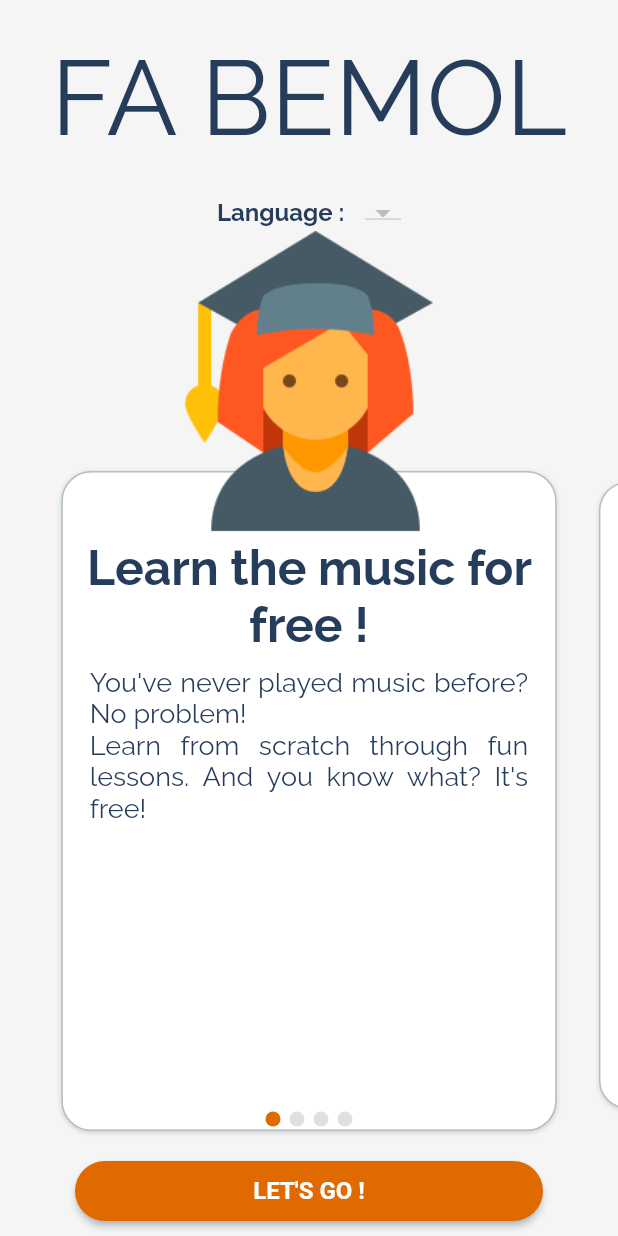
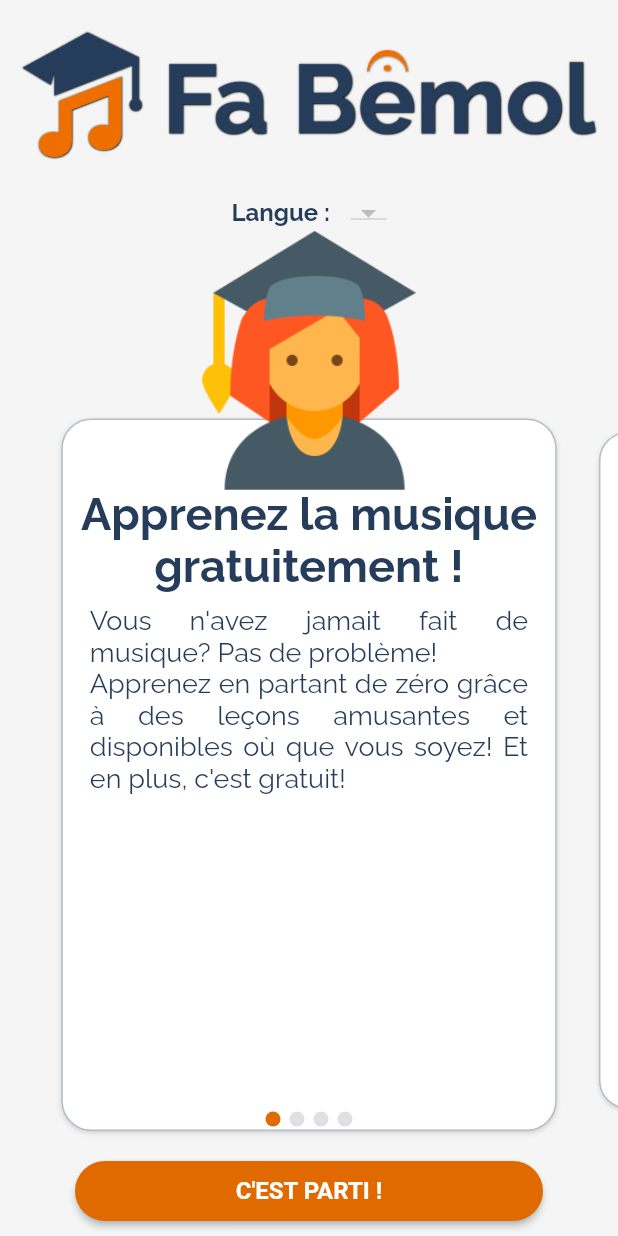
Before and after one commit to MrFaBemol/FaBemolApp, a Flutter app: the screen it shows after launch, on a phone screen of 412 x 824 dp. Run offline on Flutter 3.47's test engine with Material 2 defaults, Android fonts, the light colour scheme and no system bars; drawn by our look-alikes of auto_size_text; our stand-ins replace cloud_firestore, firebase_auth, firebase_core, firebase_storage, flashy_tab_bar, flutter_swiper and 3 more; missing offline and left inert: firebase_admob, painter; accounts and stored records are empty; statements that could not run were skipped.

Commit message:
fix language et autres bricoles (le features swiper par ex)

```diff
--- a/lib/data/data.dart
+++ b/lib/data/data.dart
@@ -6,7 +6,7 @@ class DATA {
   /// *********************************************
   static const Map<String, Map<String, dynamic>> LANGUAGES = {
     'fr': {'native_name': 'Français'},
-    'en': {'native_name': 'English'},
+    /*'en': {'native_name': 'English'},*/
   };
   /// Ne pas oublier d'ajouter le fichier json et l'image du drapeau
 
@@ -33,7 +33,7 @@ class DATA {
       'image': 'assets/icons/240/podium.png',
       'title': 'features_swiper_title_challenge',
       'description': 'features_swiper_description_challenge',
-      'scale': 1.0,
+      'scale': 1.2,
     }
   ];
 
--- a/lib/providers/lessons_structure.dart
+++ b/lib/providers/lessons_structure.dart
@@ -80,7 +80,7 @@ class LessonsStructure with ChangeNotifier {
           'chaptersOrder': category['chaptersOrder'],
         };
       });
-      //print(lessonsStructure.toString());
+      print(lessonsStructure.toString());
 
       notifyListeners();
       _isLoading = false;
--- a/lib/providers/user_profile.dart
+++ b/lib/providers/user_profile.dart
@@ -182,7 +182,8 @@ class UserProfile with ChangeNotifier {
 
   // Renvoie le nombre de secondes avant la prochaine vie.
   int get timeToNextLife {
-    return (lives != null) ? lives['nextLifeTimestamp'] - Timestamp.now().seconds : 200000;
+    int now = Timestamp.now().seconds;
+    return (lives != null) ? lives['nextLifeTimestamp'] - now : 200000;
   }
 
   //Renvoie true si l'utilisateur a assez de vies
@@ -220,6 +221,7 @@ class UserProfile with ChangeNotifier {
   /// Calcule les vies à ajouter depuis la dernière connexion / mise à jour
   /// *********************************************
   Future<void> updateLives() async {
+    //print(timeToNextLife.toString() + 's restantes et vies actuelles : ' + livesCount.toString());
     // Si les vies sont pleines et si le temps est négatif, alors on a dépassé le timer
     if (!livesFull && timeToNextLife <= 0) {
       // On fait une copie des vies et du temps passé pour pas boucler direct dessus
--- a/lib/screens/auth_screen.dart
+++ b/lib/screens/auth_screen.dart
@@ -149,7 +149,7 @@ class _AuthScreenState extends State<AuthScreen> {
       body: SafeArea(
         child: Column(children: [
           // ****************** LE LOGO //@todo: à créer !
-          Container(
+          /*Container(
             height: 130,
             child: Center(
               child: Text(
@@ -159,6 +159,11 @@ class _AuthScreenState extends State<AuthScreen> {
                     color: Theme.of(context).textTheme.headline5.color),
               ),
             ),
+          ),*/
+
+          Image.asset(
+            'assets/images/logotmp2.png',
+            height: 130,
           ),
 
           //******************** LE FORMULAIRE
@@ -211,7 +216,7 @@ class Logo extends StatelessWidget {
       child: ClipRRect(
         borderRadius: BorderRadius.circular(200),
         child: Image.asset(
-          'assets/images/logotmp.png',
+          'assets/images/logotmp2.png',
           height: 120,
         ),
       ),
--- a/lib/screens/lessons/lesson_overview_screen.dart
+++ b/lib/screens/lessons/lesson_overview_screen.dart
@@ -86,8 +86,8 @@ class _LessonOverviewScreenState extends State<LessonOverviewScreen> {
                     children: [
                       Hero(
                         tag: 'icon_$lessonId',
-                        child: Image.asset(
-                          'assets/icons/lessons/$lessonIcon',
+                        child: Image.network(
+                          lessonIcon,
                           height: 144,
                           fit: BoxFit.cover,
                         ),
--- a/lib/screens/lessons/lesson_steps_screen.dart
+++ b/lib/screens/lessons/lesson_steps_screen.dart
@@ -141,8 +141,7 @@ class _LessonStepsScreenState extends State<LessonStepsScreen> {
                         // L'icone
                         Hero(
                           tag: 'icon_' + lessonProvider.lessonId,
-                          child: Image.asset(
-                              'assets/icons/lessons/' + lessonProvider.icon),
+                          child: Image.network(lessonProvider.icon),
                         ),
                         SizedBox(width: 5),
                       ],
--- a/lib/screens/tabs_screen.dart
+++ b/lib/screens/tabs_screen.dart
@@ -84,6 +84,8 @@ class _TabsScreenState extends State<TabsScreen> {
 
   @override
   Widget build(BuildContext context) {
+
+
     return Scaffold(
       body: SafeArea(
         child:  Container(
--- a/lib/widgets/features_display.dart
+++ b/lib/widgets/features_display.dart
@@ -3,6 +3,7 @@ import 'package:FaBemol/widgets/container_flat_design.dart';
 import 'package:FaBemol/widgets/language_picker.dart';
 import 'package:FaBemol/functions/localization.dart';
 import 'package:auto_size_text/auto_size_text.dart';
+import 'package:flutter/cupertino.dart';
 import 'package:flutter/material.dart';
 import 'package:flutter_swiper/flutter_swiper.dart';
 
@@ -68,7 +69,7 @@ class FeaturesSwiper extends StatelessWidget {
           children: [
             Padding(
               // Le padding pour faire l'effet 3D (la card commence assez bas)
-              padding: const EdgeInsets.only(top: 160, bottom: 10, left: 10, right: 10),
+              padding: const EdgeInsets.only(top: 125, bottom: 10, left: 10, right: 10),
 
               // LA CARD ****************************************
               child: ContainerFlatDesign(
@@ -107,9 +108,7 @@ class FeaturesSwiper extends StatelessWidget {
                     ),
 
                     // POUR GARDER LA PAGINATION INTACTE*************
-                    SizedBox(
-                      height: 22,
-                    )
+                    SizedBox(height: 22)
                   ],
                 ),
               ),
@@ -119,11 +118,14 @@ class FeaturesSwiper extends StatelessWidget {
             Row(
               mainAxisAlignment: MainAxisAlignment.center,
               children: [
-                Image.asset(
-                  DATA.FEATURES[i]['image'],
-                  fit: BoxFit.fill,
-                  scale: (DATA.FEATURES[i]['scale'] != null) ? DATA.FEATURES[i]['scale'] : 1.15,
-                )
+                Transform.scale(
+                  scale: (DATA.FEATURES[i]['scale'] != null) ? DATA.FEATURES[i]['scale'] : 1,
+                  child: Image.asset(
+                    DATA.FEATURES[i]['image'],
+                    fit: BoxFit.fill,
+                    height: 180,
+                  ),
+                ),
               ],
             ),
           ],
--- a/lib/widgets/lessonsMedias/ordered_cards_widget.dart
+++ b/lib/widgets/lessonsMedias/ordered_cards_widget.dart
@@ -4,6 +4,7 @@ import 'package:flutter/material.dart';
 
 import 'package:auto_size_text/auto_size_text.dart';
 import 'package:provider/provider.dart';
+import 'package:FaBemol/functions/localization.dart';
 
 class OrderedCardsWidget extends StatefulWidget {
 
@@ -28,7 +29,6 @@ class _OrderedCardsWidgetState extends State<OrderedCardsWidget> {
 
   @override
   void initState()  {
-    // TODO: implement initState
     super.initState();
     resetAnswers();
     generateAnswersMap(widget.answersWidget);
@@ -58,7 +58,7 @@ class _OrderedCardsWidgetState extends State<OrderedCardsWidget> {
       // S'il n'y a pas assez de bonnes réponses
       if (goodAnswers < answers.length){
         lessonProvider.setCallbackCheck(false);
-        lessonProvider.showSnackBar('Nombre de bonnes réponses : $goodAnswers / ' + answers.length.toString());   // @todo : faire la traduction
+        lessonProvider.showSnackBar('number_good_answers'.tr() + ' : $goodAnswers / ' + answers.length.toString());
       } else{
         lessonProvider.setCallbackCheck(true);
       }
```
Also changed, not shown: lib/main.dart (+6 -1 lines), lib/providers/lesson.dart (+11 -19 lines), lib/widgets/lessons/chapter_lessons_list_item.dart (+17 -24 lines), lib/widgets/lessons/sub_category_lessons_list_item.dart (+1 -6 lines), assets/images/logotmp2.png (added).
